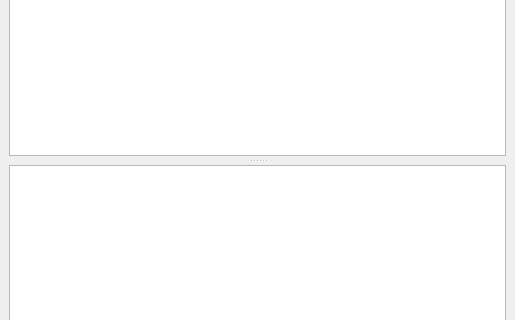
First picture: the form in src/sheetwindow.ui, repository amellberg/sheetmeal, before the edit; both pictures show x 0 to 515 and y 113 to 433 of the 515 by 550 pixel window.
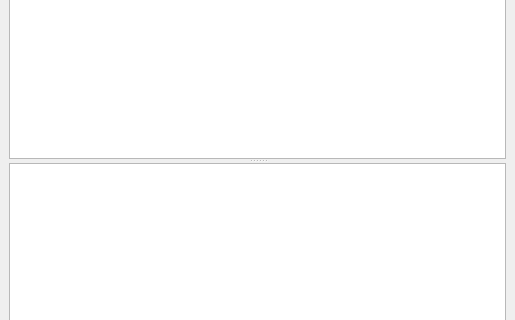
Second picture: the form after the edit. Custom widgets are drawn as their Qt base class.

Diff of the .ui file:
```diff
--- a/src/sheetwindow.ui
+++ b/src/sheetwindow.ui
@@ -20,9 +20,6 @@
       <property name="orientation">
        <enum>Qt::Vertical</enum>
       </property>
-      <property name="handleWidth">
-       <number>9</number>
-      </property>
       <widget class="MealTable" name="mealTable"/>
       <widget class="TotalsTable" name="totalsTable"/>
      </widget>
```
Left out of the diff: 3 changed lines with no effect on the pictures.
